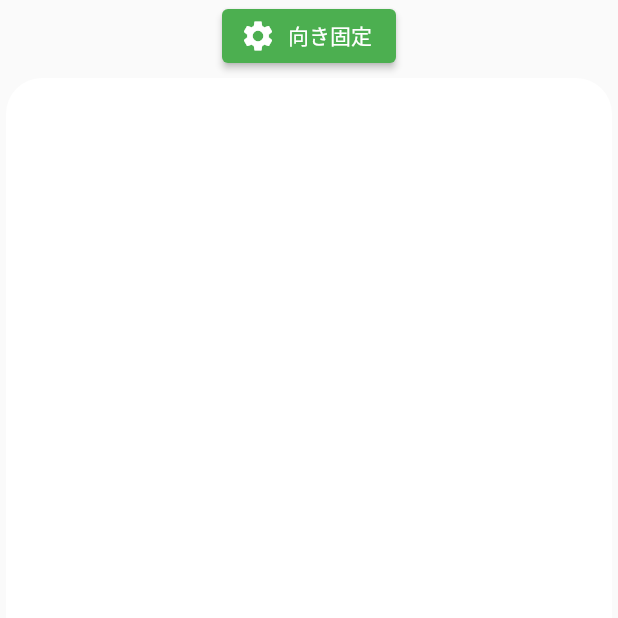
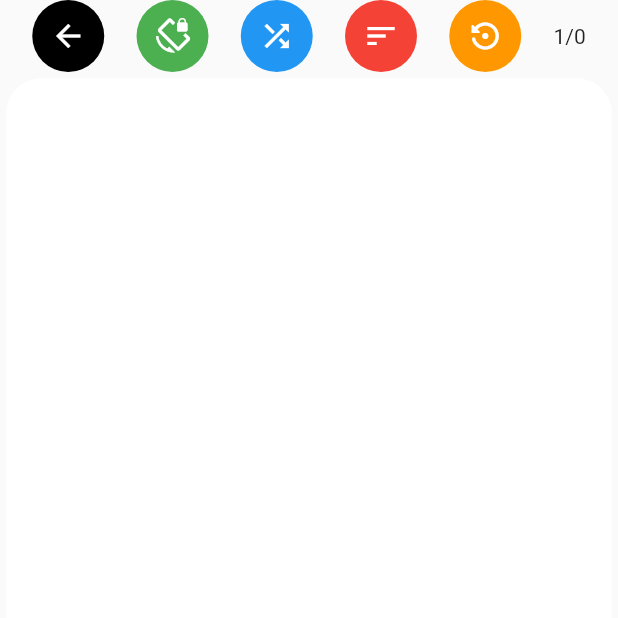
Before and after one commit to trainshogi/tango_flutter, a Flutter app: the TangochoPage screen opened directly, on a phone screen of 412 x 824 dp, the top half of it. Run offline on Flutter 3.47's test engine with Material 2 defaults, Android fonts, the phone set to English and light mode, and no system bars; our stand-ins replace shared_preferences; accounts and stored records are empty; network calls fail; Roboto replaces fonts that are missing (VLGothic).

Commit message:
add shuffle/sort/reverse button and current index text widget.

```diff
--- a/lib/tangocho.dart
+++ b/lib/tangocho.dart
@@ -5,10 +5,8 @@ import 'package:tango_flutter/tango_card.dart';
 import 'package:shared_preferences/shared_preferences.dart';
 
 import 'dart:convert';
-import 'dart:math';
 
 import 'package:tango_flutter/text_span_info.dart';
-
 
 class TangochoPage extends StatelessWidget {
   @override
@@ -16,55 +14,8 @@ class TangochoPage extends StatelessWidget {
     return Scaffold(
       extendBodyBehindAppBar: true,
       body: Center(
-        child: SafeArea(child: TangochoPageContent()),
+        child: SafeArea(child: Tangocho()),
       )
-    );
-  }
-}
-
-class TangochoPageContent extends StatefulWidget {
-  @override
-  TangochoPageContentState createState() => new TangochoPageContentState();
-}
-
-class TangochoPageContentState extends State<TangochoPageContent> {
-
-  bool rotateLock = false;
-  static const Map<bool, String> buttonString = {false: "向き固定", true: "固定解除"};
-
-  @override
-  Widget build(BuildContext context) {
-    return Column(
-        mainAxisAlignment: MainAxisAlignment.center,
-        children: <Widget>[
-          ElevatedButton.icon(
-            icon: const Icon(
-              Icons.settings,
-              color: Colors.white,
-            ),
-            label: Text(buttonString[rotateLock] ?? "向き固定・解除"),
-            style: ElevatedButton.styleFrom(
-              primary: Colors.green,
-              onPrimary: Colors.white,
-            ),
-            onPressed: () {
-              Orientation orientation = MediaQuery.of(context).orientation;
-              if (rotateLock) {
-                unfreezeOrientation();
-                setState(() {
-                  rotateLock = false;
-                });
-              }
-              else {
-                freezeOrientation(orientation);
-                setState(() {
-                  rotateLock = true;
-                });
-              }
-            },
-          ),
-          Expanded(child: Tangocho())
-        ]
     );
   }
 }
@@ -75,6 +26,12 @@ class Tangocho extends StatefulWidget {
 }
 
 class TangochoState extends State<Tangocho> {
+  // for screen lock
+  bool rotateLock = false;
+  static const Map<bool, IconData> buttonIconData = {
+    false: Icons.screen_lock_rotation, true: Icons.screen_rotation};
+
+  // for tangocho
   int currentListIndex = 0;
   bool currentCardIsFront = false;
   DateTime updatedTime = DateTime.now();
@@ -83,6 +40,7 @@ class TangochoState extends State<Tangocho> {
   Color cardBackGroundColor = Colors.red;
   int fontSize = 12;
 
+  // for text coloring
   final defaultTextStyle = TextStyle(color: Colors.white);
   final whiteTextStyle = TextStyle(color: Colors.white);
   final yellowTextStyle = TextStyle(color: Colors.yellow);
@@ -106,49 +64,42 @@ class TangochoState extends State<Tangocho> {
     }
   }
 
-  void reverseCard() {
+  void reSetVisibleTextSpan() {
+    List<TextSpanInfo> targetList = [];
     if (currentCardIsFront) {
+      targetList = tangoCardList[currentListIndex].front;
+    }
+    else {
+      targetList = tangoCardList[currentListIndex].back;
+    }
     setState(() {
       visibleTextSpan = [];
-        for (TextSpanInfo textSpanInfo in tangoCardList[currentListIndex].back) {
+      for (TextSpanInfo textSpanInfo in targetList) {
         visibleTextSpan.add(TextSpan(
             text: textSpanInfo.text,
             style: color2TextStyle(textSpanInfo.color)
         ));
       }
-        currentCardIsFront = false;
     });
   }
+
+  void reverseCard() {
+    if (currentCardIsFront) {
+      currentCardIsFront = false;
+    }
     else {
-      setState(() {
-        visibleTextSpan = [];
-        for (TextSpanInfo textSpanInfo in tangoCardList[currentListIndex].front) {
-          visibleTextSpan.add(TextSpan(
-              text: textSpanInfo.text,
-              style: color2TextStyle(textSpanInfo.color)
-          ));
+      currentCardIsFront = true;
     }
-        currentCardIsFront = true;
-      });
+    reSetVisibleTextSpan();
   }
-  }
-
 
   void nextCard() {
     currentListIndex = currentListIndex + 1;
     if (currentListIndex >= tangoCardList.length) {
       currentListIndex = 0;
     }
-    setState(() {
-      visibleTextSpan = [];
-      for (TextSpanInfo textSpanInfo in tangoCardList[currentListIndex].front) {
-        visibleTextSpan.add(TextSpan(
-            text: textSpanInfo.text,
-            style: color2TextStyle(textSpanInfo.color)
-        ));
-      }
     currentCardIsFront = true;
-    });
+    reSetVisibleTextSpan();
   }
 
   Future<void> getJSON() async {
@@ -191,24 +142,114 @@ class TangochoState extends State<Tangocho> {
     }
     return OrientationBuilder(
       builder: (context, orientation) {
-        final Size size = MediaQuery.of(context).size;
-        final double squareLength = min(size.width, size.height) - 120;
-        return RotatedBox(
-            quarterTurns: orientation == Orientation.portrait ? 0 : 1,
-            child: buildColoredCard(squareLength),
+        return Column(
+            mainAxisAlignment: MainAxisAlignment.center,
+            children: <Widget>[
+              Row(
+                mainAxisAlignment: MainAxisAlignment.spaceEvenly,
+                children: [
+                  whiteIconButtonWithInk(backButton(), Colors.black),
+                  whiteIconButtonWithInk(lockRotateButton(), Colors.green),
+                  whiteIconButtonWithInk(cardShuffleButton(), Colors.blue),
+                  whiteIconButtonWithInk(cardSortButton(), Colors.red),
+                  whiteIconButtonWithInk(cardReverseButton(), Colors.orange),
+                  Text((currentListIndex+1).toString() + "/" + (tangoCardList.length).toString())
+                ],
+              ),
+              Expanded(child: buildColoredCard())
+            ]
         );
       },
     );
   }
 
-  Widget buildColoredCard(double squareLength) => Card(
+  Widget whiteIconButtonWithInk(Widget widget, Color bgColor) => Ink(
+      decoration: ShapeDecoration(
+        color: bgColor,
+        shape: CircleBorder(),
+      ),
+      child: widget
+  );
+
+  Widget backButton() => IconButton(
+    icon: Icon(
+      Icons.arrow_back,
+      color: Colors.white,
+    ),
+    onPressed: () {
+      Navigator.pop(context);
+    },
+  );
+
+  Widget lockRotateButton() => IconButton(
+    icon: Icon(
+      buttonIconData[rotateLock],
+      color: Colors.white,
+    ),
+    onPressed: () {
+      Orientation orientation = MediaQuery.of(context).orientation;
+      if (rotateLock) {
+        unfreezeOrientation();
+        setState(() {
+          rotateLock = false;
+        });
+      }
+      else {
+        freezeOrientation(orientation);
+        setState(() {
+          rotateLock = true;
+        });
+      }
+    },
+  );
+
+  Widget cardShuffleButton() => IconButton(
+    icon: Icon(
+      Icons.shuffle,
+      color: Colors.white,
+    ),
+    onPressed: () {
+      setState(() {
+        tangoCardList.shuffle();
+        reSetVisibleTextSpan();
+      });
+    },
+  );
+
+  Widget cardSortButton() => IconButton(
+    icon: Icon(
+      Icons.sort,
+      color: Colors.white,
+    ),
+    onPressed: () {
+      setState(() {
+        tangoCardList.sort((a,b) => a.cardID.compareTo(b.cardID));
+        reSetVisibleTextSpan();
+      });
+    },
+  );
+
+  Widget cardReverseButton() => IconButton(
+    icon: Icon(
+      Icons.settings_backup_restore_rounded,
+      color: Colors.white,
+    ),
+    onPressed: () {
+      setState(() {
+        tangoCardList = new List.from(tangoCardList.reversed);
+        reSetVisibleTextSpan();
+      });
+    },
+  );
+
+  Widget buildColoredCard() => Card(
     shadowColor: cardBackGroundColor,
     elevation: 8,
     clipBehavior: Clip.antiAlias,
     shape: RoundedRectangleBorder(
       borderRadius: BorderRadius.circular(24),
     ),
-    child: InkWell(
+    child: GestureDetector(
       onTap: () {
         reverseCard();
       },
@@ -223,8 +264,6 @@ class TangochoState extends State<Tangocho> {
             end: Alignment.bottomCenter,
           ),
         ),
-        // width: squareLength,
-        // height: squareLength,
         padding: EdgeInsets.all(16),
         child: Center(
           child: FittedBox(
@@ -233,7 +272,8 @@ class TangochoState extends State<Tangocho> {
             TextSpan(children: visibleTextSpan, style: TextStyle(fontSize: fontSize.toDouble()))),
           )
         )
-      )),
+      )
+    ),
   );
 }
 
```
Lines whose indentation alone changed are shown as unchanged.
